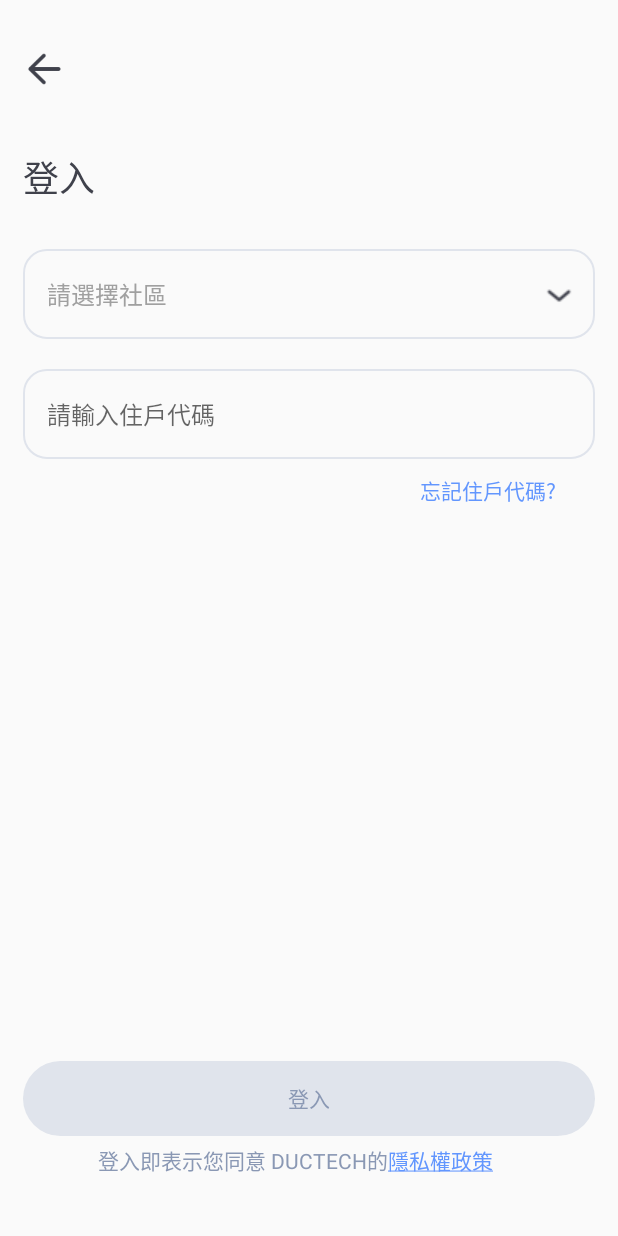
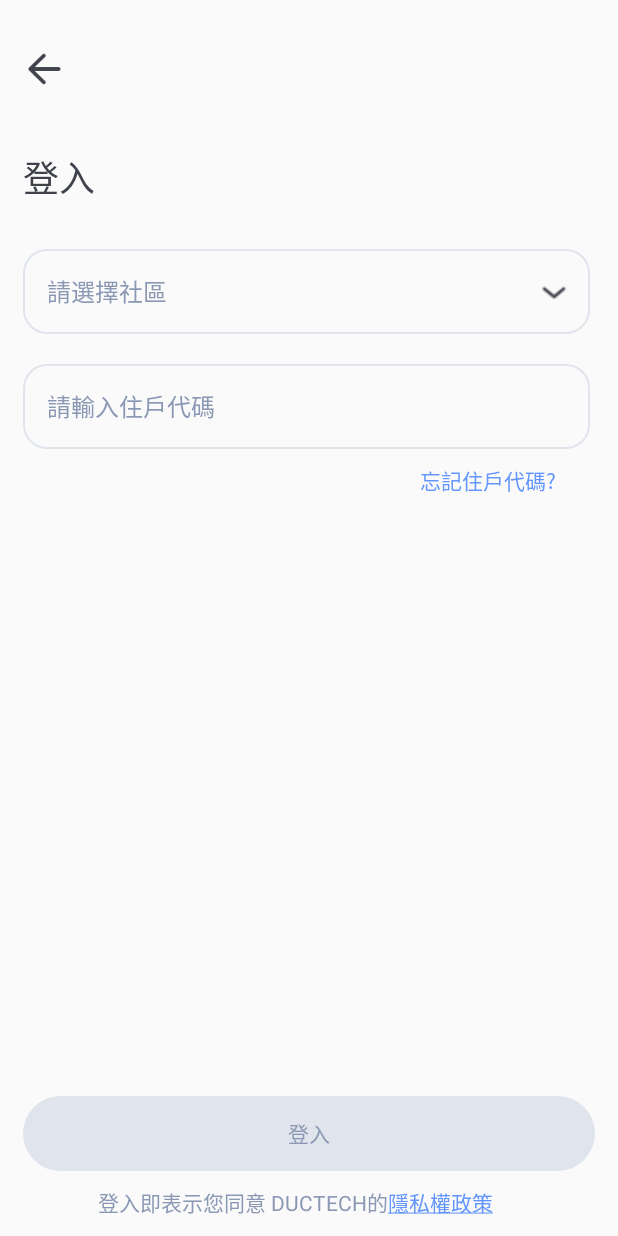
Before and after one commit to 4060E009/buildingmanagement, an Android app: the screen it shows after launch (loginActivity), after a tap on "立即登入", on a phone screen of 412 x 824 dp. Run offline under Robolectric (Android 15) with nearby library versions, the phone set to English and light mode, and no system bars; Roboto replaces fonts that are not available here; 9 statements that could not run were skipped.

Commit message:
顏色與大小更改

```diff
--- a/app/src/main/AndroidManifest.xml
+++ b/app/src/main/AndroidManifest.xml
@@ -20,7 +20,7 @@
             android:name=".loginActivity"
             android:theme="@style/Theme.NoActionBar"
             android:imeOptions="flagNoExtractUi"
-            android:windowSoftInputMode="stateVisible|adjustResize">
+            android:windowSoftInputMode="stateHidden|adjustResize">
             <intent-filter>
                 <action android:name="android.intent.action.MAIN" />
                 <category android:name="android.intent.category.LAUNCHER" />
--- a/app/src/main/java/com/example/buildingmanagement/loginActivity.kt
+++ b/app/src/main/java/com/example/buildingmanagement/loginActivity.kt
@@ -67,8 +67,8 @@ class loginActivity : AppCompatActivity() {
         if (Build.VERSION.SDK_INT >= Build.VERSION_CODES.LOLLIPOP) { // 5.0
             val window: Window = window
             window.clearFlags(WindowManager.LayoutParams.FLAG_TRANSLUCENT_STATUS) // 確認取消半透明設置。
-            window.decorView.systemUiVisibility = (View.SYSTEM_UI_FLAG_LAYOUT_FULLSCREEN // 全螢幕顯示，status bar 不隱藏，activity 上方 layout 會被 status bar 覆蓋。
-                    or View.SYSTEM_UI_FLAG_LAYOUT_STABLE) // 配合其他 flag 使用，防止 system bar 改變後 layout 的變動。
+            window.decorView.systemUiVisibility = (// 全螢幕顯示，status bar 不隱藏，activity 上方 layout 會被 status bar 覆蓋。
+                    View.SYSTEM_UI_FLAG_LAYOUT_STABLE) // 配合其他 flag 使用，防止 system bar 改變後 layout 的變動。
             window.addFlags(WindowManager.LayoutParams.FLAG_DRAWS_SYSTEM_BAR_BACKGROUNDS) // 跟系統表示要渲染 system bar 背景。
             window.statusBarColor = Color.TRANSPARENT
         }
@@ -148,8 +148,8 @@ class loginActivity : AppCompatActivity() {
         if (Build.VERSION.SDK_INT >= Build.VERSION_CODES.LOLLIPOP) { // 5.0
             val window: Window = window
             window.clearFlags(WindowManager.LayoutParams.FLAG_TRANSLUCENT_STATUS) // 確認取消半透明設置。
-            window.decorView.systemUiVisibility = (View.SYSTEM_UI_FLAG_LAYOUT_FULLSCREEN // 全螢幕顯示，status bar 不隱藏，activity 上方 layout 會被 status bar 覆蓋。
-                    or View.SYSTEM_UI_FLAG_LAYOUT_STABLE) // 配合其他 flag 使用，防止 system bar 改變後 layout 的變動。
+//            window.decorView.systemUiVisibility = (View.SYSTEM_UI_FLAG_LAYOUT_FULLSCREEN // 全螢幕顯示，status bar 不隱藏，activity 上方 layout 會被 status bar 覆蓋。
+//                    or View.SYSTEM_UI_FLAG_LAYOUT_STABLE) // 配合其他 flag 使用，防止 system bar 改變後 layout 的變動。
             window.addFlags(WindowManager.LayoutParams.FLAG_DRAWS_SYSTEM_BAR_BACKGROUNDS) // 跟系統表示要渲染 system bar 背景。
             window.statusBarColor = Color.TRANSPARENT
         }
@@ -167,20 +167,25 @@ class loginActivity : AppCompatActivity() {
         textview4.typeface = Typeface.createFromAsset(assets,"NotoSansTC-Regular.otf")
         textview5.typeface = Typeface.createFromAsset(assets,"NotoSansTC-Regular.otf")
 
+        landingbutton3.isEnabled = false
         landingedit.addTextChangedListener(object : TextWatcher {
                 @SuppressLint("ResourceAsColor")
                 override fun beforeTextChanged(s: CharSequence?, start: Int, count: Int, after: Int) {
-                    landingbutton3.setBackgroundResource(R.drawable.enable_btn)
-                    landingbutton3.setTextColor(resources.getColor(R.color.white))
+//                    if (spinner.text.isNotEmpty() && landingedit.text.isNotEmpty()) {
+//                        landingbutton3.isEnabled = true
+//                        landingbutton3.setBackgroundResource(R.drawable.enable_btn)
+//                        landingbutton3.setTextColor(resources.getColor(R.color.white))
+//                    }
                     landingedit.setBackgroundResource(R.drawable.edit_border)
                     Log.d(TAG, "beforeTextChanged: ")
                 }
 
                 @SuppressLint("ResourceAsColor")
                 override fun onTextChanged(s: CharSequence?, start: Int, before: Int, count: Int) {
-                    if (landingedit.text.isEmpty()){
-                        landingbutton3.setBackgroundResource(R.drawable.shape_circle)
-                        landingbutton3.setTextColor(resources.getColor(R.color.Choosecommunity))
+                    if (landingedit.text.isEmpty() || spinner.text.isNullOrEmpty()){
+//                        landingbutton3.isEnabled = false
+//                        landingbutton3.setBackgroundResource(R.drawable.shape_circle)
+//                        landingbutton3.setTextColor(resources.getColor(R.color.Choosecommunity))
                         Log.d(TAG, "onTextChanged: ")
                     }
                 }
@@ -188,8 +193,26 @@ class loginActivity : AppCompatActivity() {
                 @SuppressLint("ResourceAsColor")
                 override fun afterTextChanged(s: Editable?) {
                     Log.d(TAG, "afterTextChanged: ")
+                    if (landingedit.text.isNullOrEmpty() || spinner.text.isNullOrEmpty()) {
+                        landingbutton3.isEnabled = false
+                        landingbutton3.setBackgroundResource(R.drawable.shape_circle)
+                        landingbutton3.setTextColor(resources.getColor(R.color.Choosecommunity))
+                    } else {
+                        landingbutton3.isEnabled = true
+                        landingbutton3.setBackgroundResource(R.drawable.enable_btn)
+                        landingbutton3.setTextColor(resources.getColor(R.color.white))
+                    }
                 }
             })
+            // activity_login.xml spinner and EditText setting width and height
+            (spinner.layoutParams as RelativeLayout.LayoutParams).apply {
+                height = (heightPixels * 0.069).toInt()
+                width = (widthPixels * 0.919).toInt()
+            }
+            (landingedit.layoutParams as RelativeLayout.LayoutParams).apply {
+                height = (heightPixels * 0.069).toInt()
+                width = (widthPixels * 0.919).toInt()
+            }
         }
 
     @SuppressLint("ResourceAsColor", "ResourceType")
@@ -201,7 +224,8 @@ class loginActivity : AppCompatActivity() {
         adapter = ArrayAdapter(this, R.layout.listview_item, array)
         listView.adapter = adapter
         listView.setOnItemClickListener { parent, view, position, id ->
-            listView.setItemChecked(position, true)
+//            listView.setItemChecked(position, true)
+            listView.setSelection(position)
             spinner.text = array[position]
             spinner.setTextColor(resources.getColor(R.color.forgotresidentcode))
             view.setBackgroundResource(R.drawable.list_view)
@@ -225,8 +249,13 @@ class loginActivity : AppCompatActivity() {
         dialog.window?.setBackgroundDrawableResource(R.drawable.dialog)
         dialog.show()
 
-        dialog.window?.setLayout((widthPixels*0.8).toInt(), (heightPixels*0.674).toInt())
-        dialog.getButton(AlertDialog.BUTTON_POSITIVE).setTextColor(Color.parseColor(resources.getString(R.color.Choosecommunity)))     //確定
+        // dialog height
+        if (array.size > 8) {
+            dialog.window?.setLayout((widthPixels*0.8).toInt(), (heightPixels*0.674).toInt())
+        } else {
+            dialog.window?.setLayout((widthPixels*0.8).toInt(), ViewGroup.LayoutParams.WRAP_CONTENT)
+        }
+        dialog.getButton(AlertDialog.BUTTON_POSITIVE).setTextColor(Color.parseColor(resources.getString(R.color.confirm)))     //確定
         dialog.getButton(AlertDialog.BUTTON_NEGATIVE).setTextColor(Color.parseColor(resources.getString(R.color.loading)))     //取消
         dialog.getButton(AlertDialog.BUTTON_POSITIVE).isEnabled = false
         dialog.getButton(AlertDialog.BUTTON_POSITIVE).typeface = Typeface.createFromAsset(assets,"NotoSansTC-Medium.otf")
@@ -240,6 +269,10 @@ class loginActivity : AppCompatActivity() {
 //        spinner.setTextColor(resources.getColor(R.color.Choosecommunity))
         spinner.setTextColor(Color.parseColor(resources.getString(R.color.Choosecommunity)))
         dialog.dismiss()
+        // disable button
+        landingbutton3.isEnabled = false
+        landingbutton3.setBackgroundResource(R.drawable.shape_circle)
+        landingbutton3.setTextColor(resources.getColor(R.color.Choosecommunity))
     }
 
     // 住戶代碼不存在
@@ -319,7 +352,7 @@ class loginActivity : AppCompatActivity() {
         val button = findViewById<Button>(R.id.landingbutton)
 //        button.typeface = Typeface.createFromAsset(assets,"NotoSansTC-Medium.otf")
 
-        if (landingedit.text.isNullOrEmpty()) {
+        if (landingedit.text.isNullOrEmpty() && landingbutton3.text.isNullOrEmpty()) {
             landingedit.setBackgroundResource(R.drawable.error_border)
             userCodeErrorDialog()
         } else {
--- a/app/src/main/res/layout/activity_login.xml
+++ b/app/src/main/res/layout/activity_login.xml
@@ -6,15 +6,6 @@
     android:layout_height="match_parent"
     tools:context=".loginActivity">
 
-    <View
-        android:id="@+id/mask"
-        android:layout_width="0dp"
-        android:layout_height="0dp"
-        android:background="@color/white"
-        android:elevation="3dp"
-        app:layout_constraintEnd_toEndOf="parent"
-        app:layout_constraintStart_toStartOf="parent"
-        app:layout_constraintTop_toTopOf="parent" />
 
     <ImageButton
         android:id="@+id/returnBtn"
@@ -35,8 +26,9 @@
     <RelativeLayout
         android:id="@+id/loginrelative"
         android:layout_width="match_parent"
+        app:layout_constraintTop_toTopOf="parent"
         tools:ignore="NotSibling"
-        android:layout_height="match_parent" >
+        android:layout_height="wrap_content" >
 
         <TextView
             android:id="@+id/logintext"
@@ -54,7 +46,7 @@
         <Button
             android:id="@+id/spinner"
             android:layout_width="match_parent"
-            android:layout_height="60dp"
+            android:layout_height="44dp"
             android:layout_below="@+id/logintext"
             android:layout_marginLeft="15dp"
             android:layout_marginRight="15dp"
@@ -64,7 +56,7 @@
             android:paddingLeft="16dp"
             android:text="@string/Choosecommunity"
             android:textAlignment="textStart"
-            android:textColor="#A0A0A0"
+            android:textColor="@color/Choosecommunity"
             android:textSize="16dp" />
 
         <EditText
@@ -83,6 +75,7 @@
             android:singleLine="true"
             android:stateListAnimator="@null"
             android:textColor="@color/Choosecommunity"
+            android:textColorHint="@color/Choosecommunity"
             android:textCursorDrawable="@drawable/textcursor"
             android:textSize="16dp"
             app:layout_constraintBottom_toBottomOf="parent"
@@ -103,33 +96,50 @@
             android:textColor="@color/loading"
             android:textSize="14dp" />
 
+    </RelativeLayout>
+
+    <ScrollView
+        android:layout_width="match_parent"
+        android:layout_height="wrap_content"
+        app:layout_constraintBottom_toBottomOf="parent"
+        >
+
+        <LinearLayout
+            android:layout_width="match_parent"
+            android:layout_height="wrap_content"
+            android:orientation="vertical" >
             <Button
                 android:id="@+id/landingbutton3"
                 android:layout_width="match_parent"
                 android:layout_height="50dp"
-            android:layout_above="@id/textview4"
+                android:layout_above="@id/linear"
+                android:layout_marginBottom="10dp"
                 android:layout_marginLeft="15dp"
                 android:layout_marginRight="15dp"
-            android:layout_marginTop="275dp"
                 android:background="@drawable/shape_circle"
+                android:gravity="center"
                 android:onClick="landingClick"
                 android:stateListAnimator="@null"
                 android:text="@string/login"
-            android:gravity="center"
                 android:textColor="@color/Choosecommunity"
                 android:textSize="14dp"
                 app:layout_constraintBottom_toBottomOf="parent"
                 app:layout_constraintEnd_toEndOf="parent"
                 app:layout_constraintStart_toStartOf="parent" />
 
+            <LinearLayout
+                android:id="@+id/linear"
+                android:layout_width="match_parent"
+                android:layout_height="wrap_content"
+                android:layout_alignParentBottom="true"
+                android:orientation="horizontal"
+                android:paddingBottom="12dp"
+                android:paddingLeft="65dp">
+
                 <TextView
                     android:id="@+id/textview4"
                     android:layout_width="wrap_content"
                     android:layout_height="wrap_content"
-            android:layout_alignParentBottom="true"
-            android:layout_marginBottom="40dp"
-            android:layout_marginLeft="65dp"
-            android:layout_marginTop="5dp"
                     android:text="@string/privacy"
                     android:textColor="@color/Choosecommunity"
                     android:textSize="14dp" />
@@ -138,16 +148,14 @@
                     android:id="@+id/textview5"
                     android:layout_width="wrap_content"
                     android:layout_height="wrap_content"
-            android:layout_alignParentBottom="true"
-            android:layout_marginBottom="40dp"
-            android:layout_marginTop="5dp"
-            android:layout_toEndOf="@+id/textview4"
                     android:onClick="privacypolicy"
                     android:text="@string/Policy"
                     android:textColor="@color/loading"
                     android:textSize="14dp" />
 
+            </LinearLayout>
 
-    </RelativeLayout>
+        </LinearLayout>
+    </ScrollView>
 
 </androidx.constraintlayout.widget.ConstraintLayout>
--- a/app/src/main/res/layout/my_dialog.xml
+++ b/app/src/main/res/layout/my_dialog.xml
@@ -9,6 +9,7 @@
             android:id="@+id/listView"
             android:layout_width="match_parent"
             android:layout_height="match_parent"
+            android:choiceMode="singleChoice"
             android:divider="@null" />
 
 </LinearLayout>
--- a/app/src/main/res/values/colors.xml
+++ b/app/src/main/res/values/colors.xml
@@ -9,6 +9,7 @@
     <color name="white">#FFFFFFFF</color>
     <color name="loading">#6296FE</color>
     <color name="Choosecommunity">#8A98B4</color>
+    <color name="confirm">#808A98B4</color>
     <color name="buttonbackground">#E0E4EC</color>
     <color name="forgotresidentcode">#3F414B</color>
     <color name="errorborder">#FE8AA8</color>
```
Lines whose indentation alone changed are shown as unchanged.
